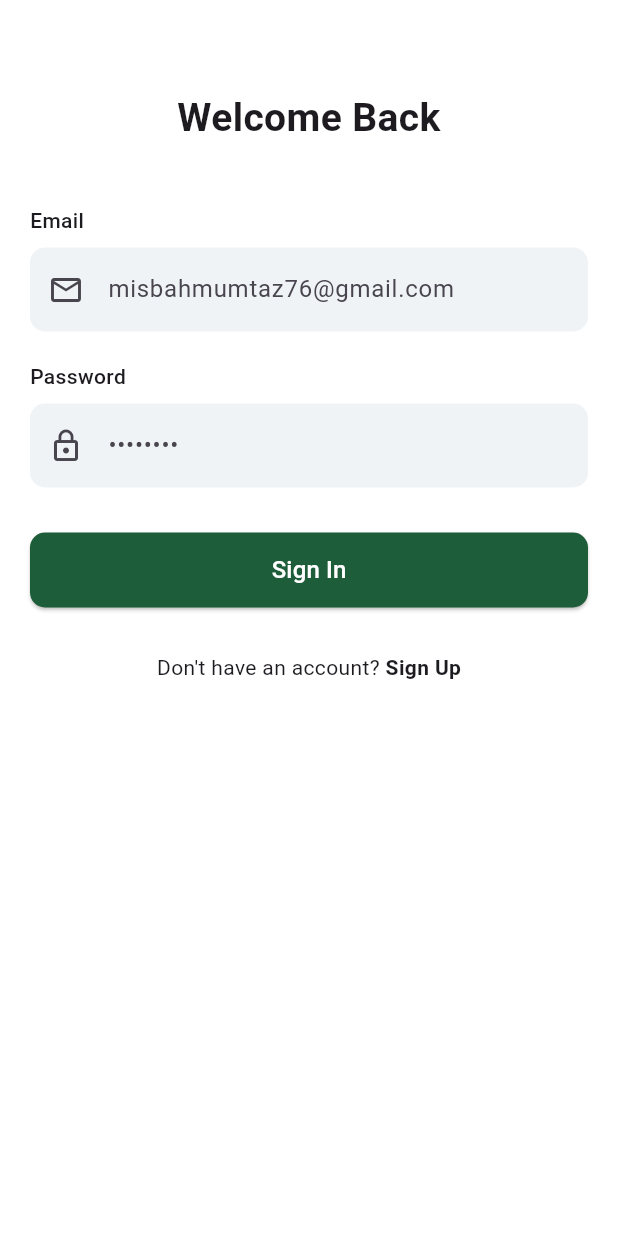
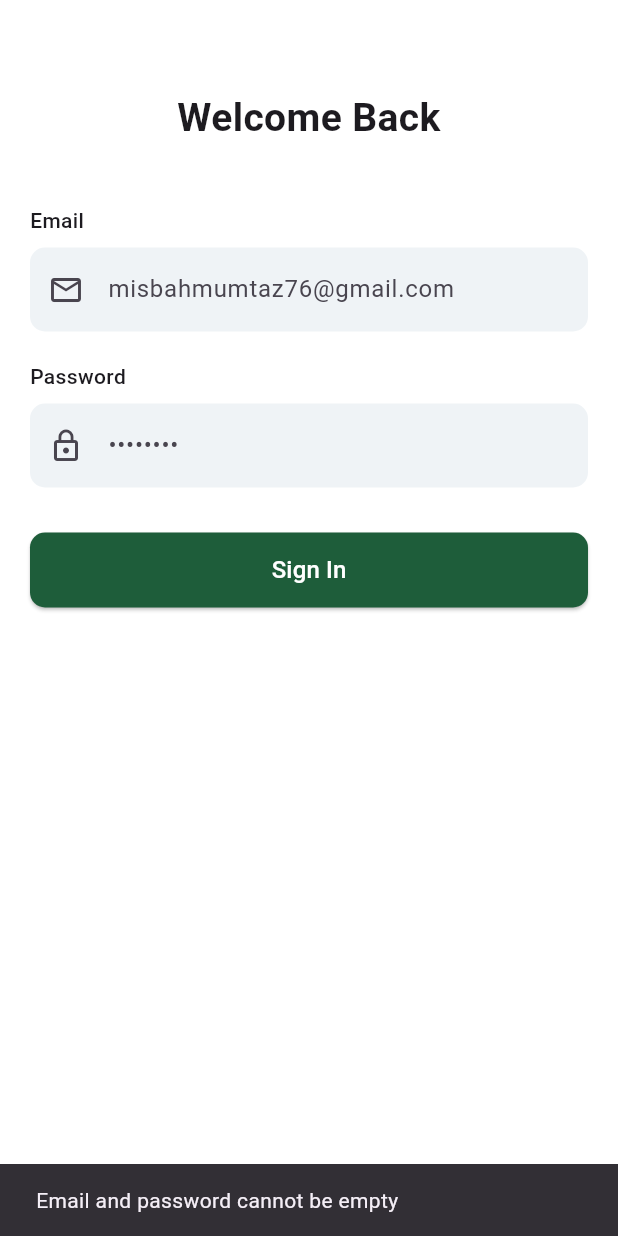
Before and after one commit to misbahmumtaz123/farmingapp, a Flutter app: the LoginView screen opened by its route, after a tap on "Sign In", on a phone screen of 412 x 824 dp. Run offline on Flutter 3.47's test engine with Material 3 defaults, Android fonts, the phone set to English and light mode, and no system bars; our stand-ins replace cloud_firestore, firebase_auth, firebase_core, go_router; accounts and stored records are empty; statements that could not run were skipped.

Commit message:
import issue in app_provider solved

```diff
--- a/lib/app_routes/routes.dart
+++ b/lib/app_routes/routes.dart
@@ -1,13 +1,16 @@
-import 'package:farmingapp/views/auth/Login/login_view.dart';
-import 'package:farmingapp/views/auth/Signup/signup_view.dart';
-import 'package:farmingapp/views/auth/forgetpassword/forgetpas_view.dart';
+
+
 import 'package:go_router/go_router.dart';
-import '../Views/onboarding/onboarding_view.dart';
-import '../Views/splash/splash_view.dart';
+
 import '../components/navbar.dart';
+import '../views/auth/Login/login_view.dart';
+import '../views/auth/Signup/signup_view.dart';
+import '../views/auth/forgetpassword/forgetpas_view.dart';
+import '../views/onboarding/onboarding_view.dart';
+import '../views/splash/splash_view.dart';
 import 'paths.dart';
 
-final router = GoRouter(
+final GoRouter router = GoRouter(
   initialLocation: RoutePaths.splash,
   routes: [
     GoRoute(
@@ -16,20 +19,23 @@ final router = GoRouter(
     ),
     GoRoute(
       path: RoutePaths.onboarding,
-      builder: (context, state) => OnboardingView(),
+      builder: (context, state) => const OnboardingView(),
     ),
-    GoRoute(path: RoutePaths.login, builder: (context, state) => LoginView()),
-
-    GoRoute(path: RoutePaths.signup, builder: (context, state) => SignupView()),
-
-    // Main app with bottom nav
     GoRoute(
-      path: RoutePaths.navbar,
-      builder: (context, state) => const FarmingNavBar(),
+      path: RoutePaths.login,
+      builder: (context, state) => const LoginView(),
+    ),
+    GoRoute(
+      path: RoutePaths.signup,
+      builder: (context, state) => const SignupView(),
     ),
     GoRoute(
       path: RoutePaths.password,
       builder: (context, state) => const ForgotPasswordView(),
     ),
+    GoRoute(
+      path: RoutePaths.navbar,
+      builder: (context, state) => const FarmingNavBar(),
+    ),
   ],
 );
--- a/lib/main.dart
+++ b/lib/main.dart
@@ -7,9 +7,7 @@ import 'package:farmingapp/providers/app_provider.dart';
 
 void main() async {
   WidgetsFlutterBinding.ensureInitialized();
-
-  await Firebase.initializeApp(options: DefaultFirebaseOptions.currentPlatform);
-
+  await Firebase.initializeApp();
   runApp(const MyApp());
 }
 
--- a/lib/views/auth/Login/login_provider.dart
+++ b/lib/views/auth/Login/login_provider.dart
@@ -7,19 +7,53 @@ class LoginProvider extends ChangeNotifier {
 
   bool isLoading = false;
 
-  Future<bool> login() async {
+  Future<bool> login(BuildContext context) async {
+    final email = emailController.text.trim();
+    final password = passwordController.text.trim();
+
+    // Validate input
+    if (email.isEmpty || password.isEmpty) {
+      debugPrint("Error: Email or password is empty");
+      ScaffoldMessenger.of(context).showSnackBar(
+        const SnackBar(content: Text("Email and password cannot be empty")),
+      );
+      return false;
+    }
+
     try {
       isLoading = true;
       notifyListeners();
 
+      // Attempt Firebase login
       await FirebaseAuth.instance.signInWithEmailAndPassword(
-        email: emailController.text.trim(),
-        password: passwordController.text.trim(),
+        email: email,
+        password: password,
       );
 
+      debugPrint("Login successful for: $email");
       return true;
+    } on FirebaseAuthException catch (e) {
+      String message = "Login failed";
+      if (e.code == 'user-not-found') {
+        message = "No user found for this email";
+      } else if (e.code == 'wrong-password') {
+        message = "Incorrect password";
+      } else if (e.code == 'invalid-email') {
+        message = "Invalid email format";
+      }
+
+      debugPrint("FirebaseAuthException: ${e.code} - ${e.message}");
+
+      ScaffoldMessenger.of(context).showSnackBar(
+        SnackBar(content: Text(message)),
+      );
+
+      return false;
     } catch (e) {
-      debugPrint(e.toString());
+      debugPrint("Unknown error: $e");
+      ScaffoldMessenger.of(context).showSnackBar(
+        const SnackBar(content: Text("Something went wrong")),
+      );
       return false;
     } finally {
       isLoading = false;
--- a/lib/views/auth/Login/login_view.dart
+++ b/lib/views/auth/Login/login_view.dart
@@ -1,15 +1,17 @@
 import 'package:flutter/material.dart';
+import 'package:go_router/go_router.dart';
 import 'package:provider/provider.dart';
-import 'package:farmingapp/views/auth/Login/login_provider.dart';
-import 'package:go_router/go_router.dart';
-import 'package:farmingapp/app_routes/paths.dart';
+
+import '../../../app_routes/paths.dart';
+import 'login_provider.dart';
 
 class LoginView extends StatelessWidget {
   const LoginView({super.key});
 
   @override
   Widget build(BuildContext context) {
-    final provider = context.watch<LoginProvider>();
+    return Consumer<LoginProvider>(
+      builder: (context, provider, child) {
         return Scaffold(
           backgroundColor: Colors.white,
           body: SafeArea(
@@ -23,19 +25,21 @@ class LoginView extends StatelessWidget {
                   const Text(
                     'Welcome Back',
                     textAlign: TextAlign.center,
-                style: TextStyle(fontSize: 26, fontWeight: FontWeight.w600),
+                    style: TextStyle(
+                        fontSize: 26, fontWeight: FontWeight.w600),
                   ),
 
                   const SizedBox(height: 40),
 
-              /// Email
                   const Text(
                     'Email',
                     style: TextStyle(fontWeight: FontWeight.w500),
                   ),
                   const SizedBox(height: 8),
+
                   TextField(
                     controller: provider.emailController,
+                    keyboardType: TextInputType.emailAddress,
                     decoration: InputDecoration(
                       prefixIcon: const Icon(Icons.email_outlined),
                       hintText: 'misbahmumtaz76@gmail.com',
@@ -50,12 +54,12 @@ class LoginView extends StatelessWidget {
 
                   const SizedBox(height: 20),
 
-              /// Password
                   const Text(
                     'Password',
                     style: TextStyle(fontWeight: FontWeight.w500),
                   ),
                   const SizedBox(height: 8),
+
                   TextField(
                     controller: provider.passwordController,
                     obscureText: true,
@@ -73,7 +77,6 @@ class LoginView extends StatelessWidget {
 
                   const SizedBox(height: 30),
 
-              /// Sign In Button
                   SizedBox(
                     height: 50,
                     child: ElevatedButton(
@@ -83,48 +86,31 @@ class LoginView extends StatelessWidget {
                           borderRadius: BorderRadius.circular(10),
                         ),
                       ),
-                  onPressed:
-                      provider.isLoading
+                      onPressed: provider.isLoading
                           ? null
                           : () async {
-                            final success = await provider.login();
+                        final success =
+                        await provider.login(context);
                         if (success && context.mounted) {
                           context.go(RoutePaths.navbar);
                         }
                       },
-
-                  child:
-                      provider.isLoading
-                          ? const CircularProgressIndicator(color: Colors.white)
+                      child: provider.isLoading
+                          ? const CircularProgressIndicator(
+                          color: Colors.white)
                           : const Text(
                         'Sign In',
-                            style: TextStyle(fontSize: 16, color: Colors.white),
+                        style: TextStyle(
+                            fontSize: 16, color: Colors.white),
                       ),
                     ),
-              ),
-
-              const SizedBox(height: 30),
-
-              /// Sign Up
-              Row(
-                mainAxisAlignment: MainAxisAlignment.center,
-                children: [
-                  const Text("Don't have an account? "),
-                  GestureDetector(
-                    onTap: () {
-                      context.go(RoutePaths.signup);
-                    },
-                    child: const Text(
-                      'Sign Up',
-                      style: TextStyle(fontWeight: FontWeight.bold),
-                    ),
-                  ),
-                ],
                   ),
                 ],
               ),
             ),
           ),
         );
+      },
+    );
   }
 }
--- a/pubspec.yaml
+++ b/pubspec.yaml
@@ -39,6 +39,7 @@ dependencies:
   firebase_core:
   cloud_firestore:
   firebase_auth:
+  fluttertoast: ^9.0.0
 
 dev_dependencies:
   flutter_test:
```
Also changed, not shown: lib/providers/app_provider.dart (+7 -4 lines), pubspec.lock, 2 other files. Lines whose indentation alone changed are shown as unchanged.
